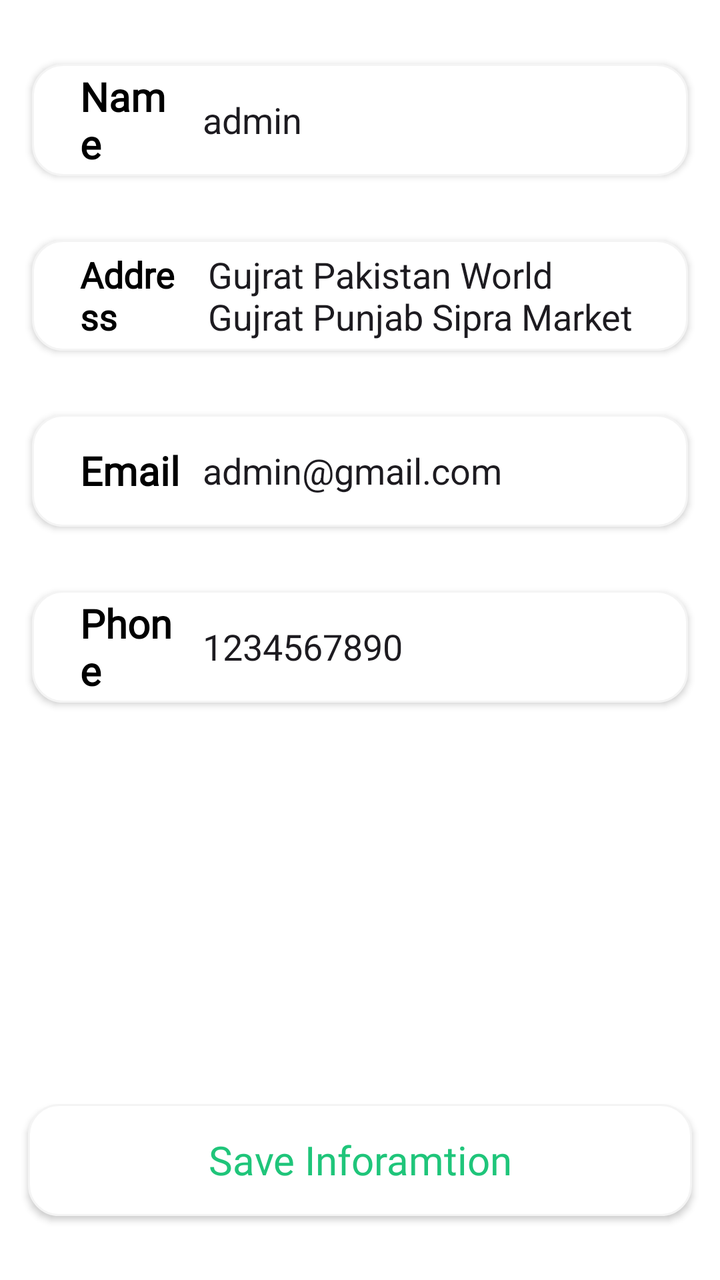
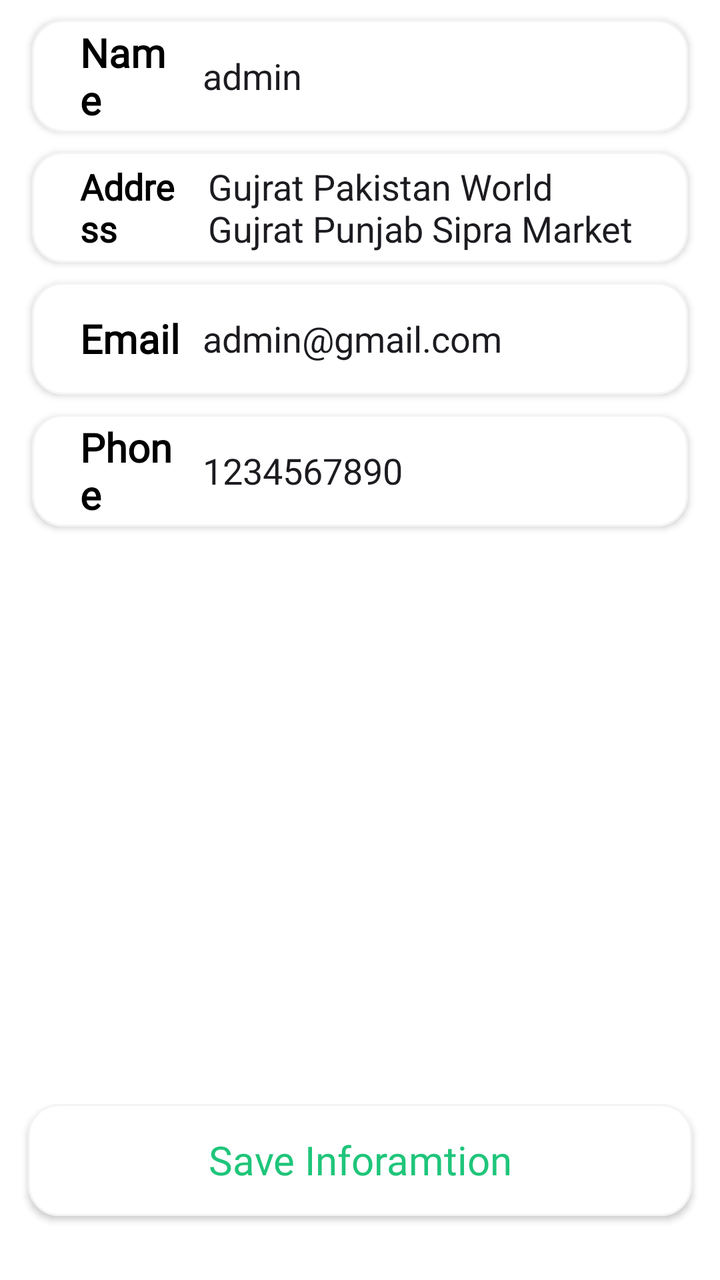

An Android layout rendered at two revisions. The XML below is the earlier revision; the diff shows what the commit changed to produce the second picture.
<!-- AndroidManifest.xml: application theme Theme.FoodOrderingApp -->
<!-- res/layout/fragment_profile.xml -->
<?xml version="1.0" encoding="utf-8"?>
<FrameLayout xmlns:android="http://schemas.android.com/apk/res/android"
    xmlns:tools="http://schemas.android.com/tools"
    android:layout_width="match_parent"
    android:layout_height="match_parent"
    android:orientation="vertical"
    android:paddingStart="6dp"
    android:paddingEnd="6dp"
    android:background="@color/white"
    tools:context=".Fragment.ProfileFragment">
    <LinearLayout
        android:layout_width="match_parent"
        android:layout_height="wrap_content"
        android:orientation="vertical">
    <LinearLayout
        android:layout_width="match_parent"
        android:layout_height="56dp"
        android:layout_marginLeft="10dp"
        android:layout_marginTop="32dp"
        android:layout_marginRight="10dp"
        android:background="@drawable/profileedittextshape"
        android:elevation="2dp"
        android:gravity="center_vertical"
        android:orientation="horizontal"
        android:paddingStart="16dp"
        android:paddingEnd="16dp">

        <TextView
            android:layout_width="30dp"
            android:layout_height="wrap_content"
            android:layout_marginLeft="8dp"
            android:layout_weight="1"
            android:fontFamily="@font/merriweathersans_regular"
            android:text="Name"
            android:textColor="@color/black"
            android:textSize="20sp"
            android:textStyle="bold" />

        <EditText
            android:layout_width="wrap_content"
            android:layout_height="wrap_content"
            android:layout_marginLeft="5dp"
            android:layout_weight="1"
            android:background="@android:color/transparent"
            android:ems="10"
            android:inputType="text"
            android:paddingStart="5dp"
            android:text="admin" />
    </LinearLayout>

    <LinearLayout
        android:layout_width="match_parent"
        android:layout_height="wrap_content"
        android:layout_marginLeft="10dp"
        android:layout_marginTop="32dp"
        android:layout_marginRight="10dp"
        android:background="@drawable/profileedittextshape"
        android:elevation="2dp"
        android:gravity="center_vertical"
        android:orientation="horizontal"
        android:paddingStart="16dp"
        android:paddingEnd="16dp">

        <TextView
            android:layout_width="30dp"
            android:layout_height="wrap_content"
            android:layout_marginLeft="8dp"
            android:layout_weight="1"
            android:fontFamily="@font/merriweathersans_regular"
            android:text="Address"
            android:textColor="@color/black"
            android:textSize="18sp"
            android:textStyle="bold" />

        <EditText
            android:layout_width="wrap_content"
            android:layout_height="wrap_content"
            android:layout_marginLeft="5dp"
            android:layout_marginTop="5dp"
            android:layout_marginRight="5dp"
            android:layout_marginBottom="5dp"
            android:layout_weight="1"
            android:background="@android:color/transparent"
            android:ems="10"
            android:inputType="textMultiLine"
            android:paddingStart="10dp"
            android:text="Gujrat Pakistan World Gujrat Punjab Sipra Market" />
    </LinearLayout>

    <LinearLayout
        android:layout_width="match_parent"
        android:layout_height="56dp"
        android:layout_marginLeft="10dp"
        android:layout_marginTop="32dp"
        android:layout_marginRight="10dp"
        android:background="@drawable/profileedittextshape"
        android:elevation="2dp"
        android:gravity="center_vertical"
        android:orientation="horizontal"
        android:paddingStart="16dp"
        android:paddingEnd="16dp">

        <TextView
            android:layout_width="30dp"
            android:layout_height="wrap_content"
            android:layout_marginLeft="8dp"
            android:layout_weight="1"
            android:fontFamily="@font/merriweathersans_regular"
            android:text="Email"
            android:textColor="@color/black"
            android:textSize="20sp"
            android:textStyle="bold" />

        <EditText
            android:layout_width="wrap_content"
            android:layout_height="wrap_content"
            android:layout_marginLeft="5dp"
            android:layout_weight="1"
            android:background="@android:color/transparent"
            android:ems="10"
            android:inputType="textEmailAddress"
            android:paddingStart="5dp"
            android:text="admin@gmail.com" />
    </LinearLayout>

    <LinearLayout
        android:layout_width="match_parent"
        android:layout_height="56dp"
        android:layout_marginLeft="10dp"
        android:layout_marginTop="32dp"
        android:layout_marginRight="10dp"
        android:layout_marginBottom="10dp"
        android:background="@drawable/profileedittextshape"
        android:elevation="2dp"
        android:gravity="center_vertical"
        android:orientation="horizontal"
        android:paddingStart="16dp"
        android:paddingEnd="16dp">

        <TextView
            android:layout_width="30dp"
            android:layout_height="wrap_content"
            android:layout_marginLeft="8dp"
            android:layout_weight="1"
            android:fontFamily="@font/merriweathersans_regular"
            android:text="Phone"
            android:textColor="@color/black"
            android:textSize="20sp"
            android:textStyle="bold" />

        <EditText
            android:layout_width="wrap_content"
            android:layout_height="wrap_content"
            android:layout_marginLeft="5dp"
            android:layout_weight="1"
            android:background="@android:color/transparent"
            android:ems="10"
            android:inputType="phone"
            android:paddingStart="5dp"
            android:text="1234567890" />
    </LinearLayout>
</LinearLayout>
        <androidx.appcompat.widget.AppCompatButton
            android:background="@drawable/proceedbutonshape"
            android:elevation="5dp"
            android:layout_marginBottom="32dp"
            android:textAllCaps="false"
            android:id="@+id/button3"
            android:textColor="@color/textColor"
            android:fontFamily="@font/merriweathersans_regular"
            android:textSize="20sp"
            android:layout_width="match_parent"
            android:layout_marginRight="8dp"
            android:layout_marginLeft="8dp"
            android:layout_height="56dp"
            android:layout_gravity="bottom"
            android:text="Save Inforamtion" />

</FrameLayout>
<!-- resources referenced by this layout -->
<resources>
  <color name="black">#FF000000</color>
  <color name="textColor">#1FC57A</color>
  <color name="white">#FFFFFFFF</color>
  <!-- drawable proceedbutonshape (drawable) -->
  <?xml version="1.0" encoding="utf-8"?>
  <shape xmlns:android="http://schemas.android.com/apk/res/android">
  <solid android:color="@color/white" />
      <stroke android:color="#f4f4f4" android:width="1dp"/>
      <corners android:radius="15dp"/>
  
  </shape>
  <!-- drawable profileedittextshape (drawable) -->
  <?xml version="1.0" encoding="utf-8"?>
  <shape xmlns:android="http://schemas.android.com/apk/res/android">
  <stroke android:width="1dp" android:color="#f4f4f4"/>
      <solid android:color="@color/white"/>
      <corners android:radius="15dp"/>
  </shape>
  <style name="Theme.FoodOrderingApp" parent="Base.Theme.FoodOrderingApp" />
  <style name="Base.Theme.FoodOrderingApp" parent="Theme.Material3.DayNight.NoActionBar">
          
          
      </style>
</resources>

<!-- the commit's change to res/layout/fragment_profile.xml (unified diff, before → after) -->
@@ -12,153 +12,154 @@
         android:layout_width="match_parent"
         android:layout_height="wrap_content"
         android:orientation="vertical">
-    <LinearLayout
-        android:layout_width="match_parent"
-        android:layout_height="56dp"
-        android:layout_marginLeft="10dp"
-        android:layout_marginTop="32dp"
-        android:layout_marginRight="10dp"
-        android:background="@drawable/profileedittextshape"
-        android:elevation="2dp"
-        android:gravity="center_vertical"
-        android:orientation="horizontal"
-        android:paddingStart="16dp"
-        android:paddingEnd="16dp">
 
-        <TextView
-            android:layout_width="30dp"
+        <LinearLayout
+            android:layout_width="match_parent"
+            android:layout_height="56dp"
+            android:layout_marginLeft="10dp"
+            android:layout_marginTop="10dp"
+            android:layout_marginRight="10dp"
+            android:background="@drawable/profileedittextshape"
+            android:elevation="2dp"
+            android:gravity="center_vertical"
+            android:orientation="horizontal"
+            android:paddingStart="16dp"
+            android:paddingEnd="16dp">
+
+            <TextView
+                android:layout_width="30dp"
+                android:layout_height="wrap_content"
+                android:layout_marginLeft="8dp"
+                android:layout_weight="1"
+                android:fontFamily="@font/merriweathersans_regular"
+                android:text="Name"
+                android:textColor="@color/black"
+                android:textSize="20sp"
+                android:textStyle="bold" />
+
+            <EditText
+                android:layout_width="wrap_content"
+                android:layout_height="wrap_content"
+                android:layout_marginLeft="5dp"
+                android:layout_weight="1"
+                android:background="@android:color/transparent"
+                android:ems="10"
+                android:inputType="text"
+                android:paddingStart="5dp"
+                android:text="admin" />
+        </LinearLayout>
+
+        <LinearLayout
+            android:layout_width="match_parent"
             android:layout_height="wrap_content"
-            android:layout_marginLeft="8dp"
-            android:layout_weight="1"
-            android:fontFamily="@font/merriweathersans_regular"
-            android:text="Name"
-            android:textColor="@color/black"
-            android:textSize="20sp"
-            android:textStyle="bold" />
+            android:layout_marginLeft="10dp"
+            android:layout_marginTop="10dp"
+            android:layout_marginRight="10dp"
+            android:background="@drawable/profileedittextshape"
+            android:elevation="2dp"
+            android:gravity="center_vertical"
+            android:orientation="horizontal"
+            android:paddingStart="16dp"
+            android:paddingEnd="16dp">
 
-        <EditText
-            android:layout_width="wrap_content"
-            android:layout_height="wrap_content"
-            android:layout_marginLeft="5dp"
-            android:layout_weight="1"
-            android:background="@android:color/transparent"
-            android:ems="10"
-            android:inputType="text"
-            android:paddingStart="5dp"
-            android:text="admin" />
-    </LinearLayout>
+            <TextView
+                android:layout_width="30dp"
+                android:layout_height="wrap_content"
+                android:layout_marginLeft="8dp"
+                android:layout_weight="1"
+                android:fontFamily="@font/merriweathersans_regular"
+                android:text="Address"
+                android:textColor="@color/black"
+                android:textSize="18sp"
+                android:textStyle="bold" />
 
-    <LinearLayout
-        android:layout_width="match_parent"
-        android:layout_height="wrap_content"
-        android:layout_marginLeft="10dp"
-        android:layout_marginTop="32dp"
-        android:layout_marginRight="10dp"
-        android:background="@drawable/profileedittextshape"
-        android:elevation="2dp"
-        android:gravity="center_vertical"
-        android:orientation="horizontal"
-        android:paddingStart="16dp"
-        android:paddingEnd="16dp">
+            <EditText
+                android:layout_width="wrap_content"
+                android:layout_height="wrap_content"
+                android:layout_marginLeft="5dp"
+                android:layout_marginTop="5dp"
+                android:layout_marginRight="5dp"
+                android:layout_marginBottom="5dp"
+                android:layout_weight="1"
+                android:background="@android:color/transparent"
+                android:ems="10"
+                android:inputType="textMultiLine"
+                android:paddingStart="10dp"
+                android:text="Gujrat Pakistan World Gujrat Punjab Sipra Market" />
+        </LinearLayout>
 
-        <TextView
-            android:layout_width="30dp"
-            android:layout_height="wrap_content"
-            android:layout_marginLeft="8dp"
-            android:layout_weight="1"
-            android:fontFamily="@font/merriweathersans_regular"
-            android:text="Address"
-            android:textColor="@color/black"
-            android:textSize="18sp"
-            android:textStyle="bold" />
+        <LinearLayout
+            android:layout_width="match_parent"
+            android:layout_height="56dp"
+            android:layout_marginLeft="10dp"
+            android:layout_marginTop="10dp"
+            android:layout_marginRight="10dp"
+            android:background="@drawable/profileedittextshape"
+            android:elevation="2dp"
+            android:gravity="center_vertical"
+            android:orientation="horizontal"
+            android:paddingStart="16dp"
+            android:paddingEnd="16dp">
 
-        <EditText
-            android:layout_width="wrap_content"
-            android:layout_height="wrap_content"
-            android:layout_marginLeft="5dp"
-            android:layout_marginTop="5dp"
-            android:layout_marginRight="5dp"
-            android:layout_marginBottom="5dp"
-            android:layout_weight="1"
-            android:background="@android:color/transparent"
-            android:ems="10"
-            android:inputType="textMultiLine"
-            android:paddingStart="10dp"
-            android:text="Gujrat Pakistan World Gujrat Punjab Sipra Market" />
-    </LinearLayout>
+            <TextView
+                android:layout_width="30dp"
+                android:layout_height="wrap_content"
+                android:layout_marginLeft="8dp"
+                android:layout_weight="1"
+                android:fontFamily="@font/merriweathersans_regular"
+                android:text="Email"
+                android:textColor="@color/black"
+                android:textSize="20sp"
+                android:textStyle="bold" />
 
-    <LinearLayout
-        android:layout_width="match_parent"
-        android:layout_height="56dp"
-        android:layout_marginLeft="10dp"
-        android:layout_marginTop="32dp"
-        android:layout_marginRight="10dp"
-        android:background="@drawable/profileedittextshape"
-        android:elevation="2dp"
-        android:gravity="center_vertical"
-        android:orientation="horizontal"
-        android:paddingStart="16dp"
-        android:paddingEnd="16dp">
+            <EditText
+                android:layout_width="wrap_content"
+                android:layout_height="wrap_content"
+                android:layout_marginLeft="5dp"
+                android:layout_weight="1"
+                android:background="@android:color/transparent"
+                android:ems="10"
+                android:inputType="textEmailAddress"
+                android:paddingStart="5dp"
+                android:text="admin@gmail.com" />
+        </LinearLayout>
 
-        <TextView
-            android:layout_width="30dp"
-            android:layout_height="wrap_content"
-            android:layout_marginLeft="8dp"
-            android:layout_weight="1"
-            android:fontFamily="@font/merriweathersans_regular"
-            android:text="Email"
-            android:textColor="@color/black"
-            android:textSize="20sp"
-            android:textStyle="bold" />
+        <LinearLayout
+            android:layout_width="match_parent"
+            android:layout_height="56dp"
+            android:layout_marginLeft="10dp"
+            android:layout_marginTop="10dp"
+            android:layout_marginRight="10dp"
+            android:layout_marginBottom="10dp"
+            android:background="@drawable/profileedittextshape"
+            android:elevation="2dp"
+            android:gravity="center_vertical"
+            android:orientation="horizontal"
+            android:paddingStart="16dp"
+            android:paddingEnd="16dp">
 
-        <EditText
-            android:layout_width="wrap_content"
-            android:layout_height="wrap_content"
-            android:layout_marginLeft="5dp"
-            android:layout_weight="1"
-            android:background="@android:color/transparent"
-            android:ems="10"
-            android:inputType="textEmailAddress"
-            android:paddingStart="5dp"
-            android:text="admin@gmail.com" />
-    </LinearLayout>
+            <TextView
+                android:layout_width="30dp"
+                android:layout_height="wrap_content"
+                android:layout_marginLeft="8dp"
+                android:layout_weight="1"
+                android:fontFamily="@font/merriweathersans_regular"
+                android:text="Phone"
+                android:textColor="@color/black"
+                android:textSize="20sp"
+                android:textStyle="bold" />
 
-    <LinearLayout
-        android:layout_width="match_parent"
-        android:layout_height="56dp"
-        android:layout_marginLeft="10dp"
-        android:layout_marginTop="32dp"
-        android:layout_marginRight="10dp"
-        android:layout_marginBottom="10dp"
-        android:background="@drawable/profileedittextshape"
-        android:elevation="2dp"
-        android:gravity="center_vertical"
-        android:orientation="horizontal"
-        android:paddingStart="16dp"
-        android:paddingEnd="16dp">
-
-        <TextView
-            android:layout_width="30dp"
-            android:layout_height="wrap_content"
-            android:layout_marginLeft="8dp"
-            android:layout_weight="1"
-            android:fontFamily="@font/merriweathersans_regular"
-            android:text="Phone"
-            android:textColor="@color/black"
-            android:textSize="20sp"
-            android:textStyle="bold" />
-
-        <EditText
-            android:layout_width="wrap_content"
-            android:layout_height="wrap_content"
-            android:layout_marginLeft="5dp"
-            android:layout_weight="1"
-            android:background="@android:color/transparent"
-            android:ems="10"
-            android:inputType="phone"
-            android:paddingStart="5dp"
-            android:text="1234567890" />
-    </LinearLayout>
+            <EditText
+                android:layout_width="wrap_content"
+                android:layout_height="wrap_content"
+                android:layout_marginLeft="5dp"
+                android:layout_weight="1"
+                android:background="@android:color/transparent"
+                android:ems="10"
+                android:inputType="phone"
+                android:paddingStart="5dp"
+                android:text="1234567890" />
+        </LinearLayout>
 </LinearLayout>
         <androidx.appcompat.widget.AppCompatButton
             android:background="@drawable/proceedbutonshape"
